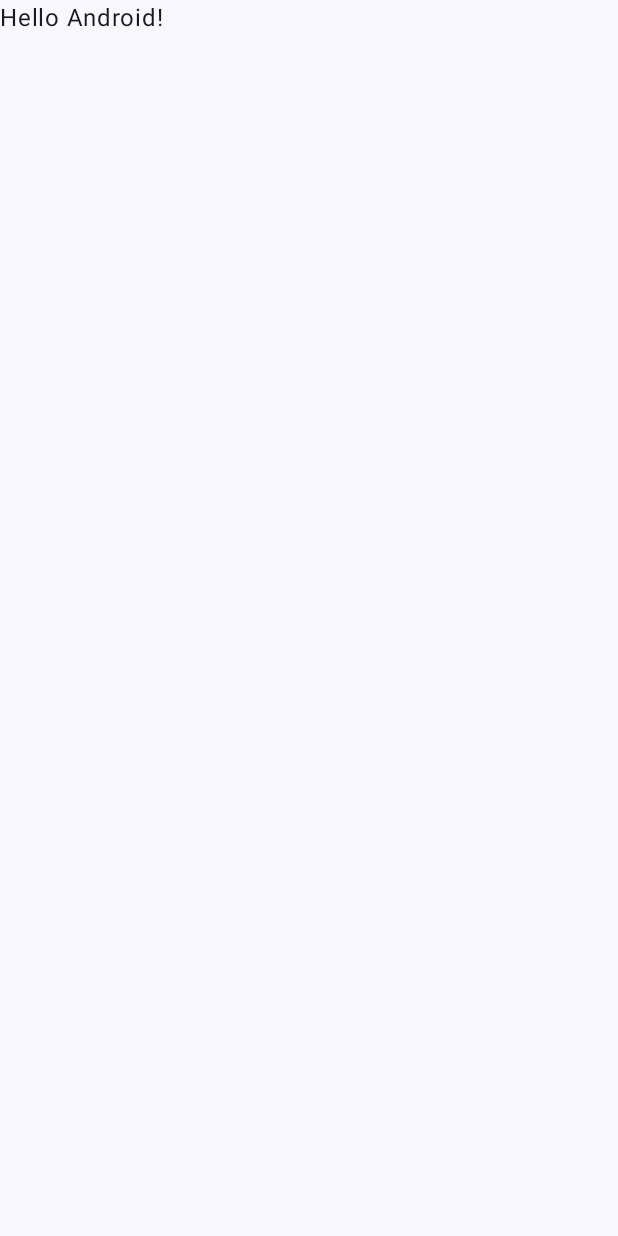
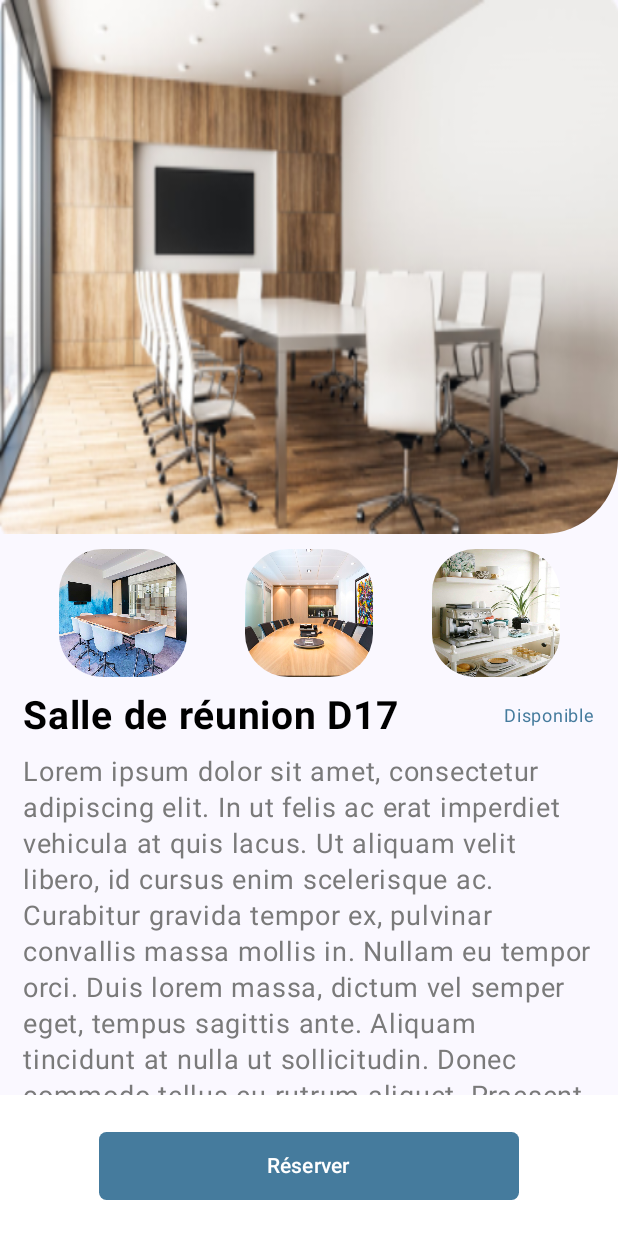
Before and after one commit to ColinSluck/bookit-mobile, an Android app built with Jetpack Compose: the screen it shows after launch (MainActivity), on a phone screen of 412 x 824 dp. Before the commit the screen is almost empty. Run offline under Robolectric (Android 15) with nearby library versions, the phone set to English and light mode, and no system bars; Roboto replaces fonts that are not available here.

Commit message:
Intégration de la page d'un bookable

```diff
--- a/app/src/main/java/com/diiage/bookit/MainActivity.kt
+++ b/app/src/main/java/com/diiage/bookit/MainActivity.kt
@@ -10,6 +10,7 @@ import androidx.compose.material3.Text
 import androidx.compose.runtime.Composable
 import androidx.compose.ui.Modifier
 import androidx.compose.ui.tooling.preview.Preview
+import com.diiage.bookit.ui.composables.BookableViewPreview
 import com.diiage.bookit.ui.theme.BookItTheme
 
 class MainActivity : ComponentActivity() {
@@ -19,7 +20,7 @@ class MainActivity : ComponentActivity() {
             BookItTheme {
                 // A surface container using the 'background' color from the theme
                 Surface(modifier = Modifier.fillMaxSize(), color = MaterialTheme.colorScheme.background) {
-                    Greeting("Android")
+                    BookableViewPreview()
                 }
             }
         }
--- /dev/null
+++ b/app/src/main/java/com/diiage/bookit/ui/composables/BookableView.kt
@@ -0,0 +1,225 @@
+package com.diiage.bookit.ui.composables
+
+import androidx.compose.foundation.*
+import androidx.compose.foundation.layout.*
+import androidx.compose.foundation.shape.RoundedCornerShape
+import androidx.compose.material3.Button
+import androidx.compose.material3.ButtonDefaults
+import androidx.compose.material3.Text
+import androidx.compose.runtime.*
+import androidx.compose.ui.Alignment
+import androidx.compose.ui.Modifier
+import androidx.compose.ui.draw.clip
+import androidx.compose.ui.graphics.Color
+import androidx.compose.ui.graphics.ImageBitmap
+import androidx.compose.ui.layout.ContentScale
+import androidx.compose.ui.res.imageResource
+import androidx.compose.ui.text.font.FontWeight
+import androidx.compose.ui.tooling.preview.Preview
+import androidx.compose.ui.unit.dp
+import androidx.compose.ui.unit.sp
+import com.diiage.bookit.R
+
+@Composable
+fun BookableView(
+    initialImages: List<ImageBitmap>,
+    title: String = "Title",
+    description: String = "Description",
+    people: Int = 0,
+    location: String = "Location",
+    materials: List<String>,
+    available: Boolean = false
+) {
+
+    var images by remember { mutableStateOf(initialImages) }
+
+    Box(
+        modifier = Modifier
+            .fillMaxSize()
+    ){
+        Column(
+            verticalArrangement = Arrangement.Center,
+            modifier = Modifier
+                .fillMaxSize()
+                .verticalScroll(rememberScrollState())
+        ) {
+            Image(
+                bitmap = images[0],
+                contentScale = ContentScale.FillBounds,
+                contentDescription = "",
+                modifier = Modifier
+                    .fillMaxWidth()
+                    .height(356.dp)
+                    .clip(RoundedCornerShape(0.dp, 0.dp, 50.dp, 0.dp))
+            )
+
+            Row(
+                horizontalArrangement = Arrangement.SpaceEvenly,
+                verticalAlignment = Alignment.CenterVertically,
+                modifier = Modifier
+                    .fillMaxWidth()
+                    .padding(PaddingValues(0.dp, 10.dp, 0.dp, 5.dp))
+            ) {
+                //foreach image in images except first
+                images.drop(1).drop(0).forEachIndexed { index, image ->
+                    Image(
+                        bitmap = image,
+                        contentScale = ContentScale.FillBounds,
+                        contentDescription = "",
+                        modifier = Modifier
+                            .width(85.dp)
+                            .height(85.dp)
+                            .clip(RoundedCornerShape(29.dp))
+                            .clickable {
+                                val updatedImages = images.toMutableList()
+                                updatedImages[0] = image
+                                updatedImages[index + 1] = images[0]
+                                images = updatedImages
+                            }
+                    )
+                }
+            }
+
+            Row(
+                horizontalArrangement = Arrangement.SpaceBetween,
+                verticalAlignment = Alignment.CenterVertically,
+                modifier = Modifier
+                    .fillMaxWidth()
+                    .padding(PaddingValues(15.dp, 5.dp, 15.dp, 0.dp))
+            ) {
+                Text(
+                    text = title,
+                    fontSize = 26.sp,
+                    //fontFamily = FontFamily(Font(R.font.poppins_bold)),
+                    fontWeight = FontWeight(700),
+                    color = Color.Black
+                )
+
+                Text(
+                    text = if (available) "Disponible" else "Indisponible",
+                    fontSize = 12.sp,
+                    //fontFamily = FontFamily(Font(R.font.poppins_bold)),
+                    fontWeight = FontWeight(400),
+                    color = if (available) Color(0xFF457B9D) else Color(0xFFE63946),
+                )
+            }
+
+            Text(
+                text = description,
+                fontSize = 18.sp,
+                //fontFamily = FontFamily(Font(R.font.poppins_bold)),
+                fontWeight = FontWeight(400),
+                color = Color(0xFF7A7A7A),
+                modifier = Modifier
+                    .padding(PaddingValues(15.dp, 10.dp))
+            )
+
+            Text(
+                text = "Équipements disponibles :",
+                fontSize = 18.sp,
+                //fontFamily = FontFamily(Font(R.font.poppins_bold)),
+                fontWeight = FontWeight(700),
+                color = Color.Black,
+            )
+
+            Row {
+                Image(
+                    bitmap = ImageBitmap.imageResource(R.drawable.bookable_placeholder),
+                    contentDescription = ""
+                )
+
+                Text(text = "$people personnes maximum")
+            }
+
+            Row {
+                Image(
+                    bitmap = ImageBitmap.imageResource(R.drawable.bookable_placeholder),
+                    contentDescription = ""
+                )
+
+                Text(text = location)
+            }
+
+            materials.forEach() {
+                Row {
+                    Image(
+                        bitmap = ImageBitmap.imageResource(R.drawable.bookable_placeholder),
+                        contentDescription = ""
+                    )
+
+                    Text(text = it)
+                }
+            }
+
+        }
+
+        Row(
+            horizontalArrangement = Arrangement.Center,
+            verticalAlignment = Alignment.CenterVertically,
+            modifier = Modifier
+                .fillMaxWidth()
+                .height(94.dp)
+                .background(Color.White)
+                .align(Alignment.BottomCenter),
+        )
+        {
+            Button(
+                onClick = { /*TODO*/ },
+                enabled = available,
+                shape = RoundedCornerShape(size = 5.dp),
+                colors = ButtonDefaults.buttonColors(
+                    containerColor = Color(0xFF457B9D),
+                    disabledContainerColor = Color(0xFF7A7A7A),
+                    contentColor = Color.White,
+                ),
+                modifier = Modifier
+                    .width(280.dp)
+                    .height(45.dp)
+            ) {
+                Text(
+                    text = "Réserver",
+                    color = Color.White,
+                )
+            }
+        }
+    }
+
+
+
+}
+
+@Preview(showBackground = true)
+@Composable
+fun BookableViewPreview(){
+    BookableView(
+        title = "Salle de réunion D17",
+        initialImages = listOf(
+            ImageBitmap.imageResource(R.drawable.bookable_placeholder),
+            ImageBitmap.imageResource(R.drawable.bookable_placeholder_2),
+            ImageBitmap.imageResource(R.drawable.bookable_placeholder_3),
+            ImageBitmap.imageResource(R.drawable.bookable_placeholder_4)
+        ),
+        description = "Lorem ipsum dolor sit amet, consectetur adipiscing elit. In ut felis ac erat imperdiet vehicula at quis lacus. Ut aliquam velit libero, id cursus enim scelerisque ac. Curabitur gravida tempor ex, pulvinar convallis massa mollis in. Nullam eu tempor orci. Duis lorem massa, dictum vel semper eget, tempus sagittis ante. Aliquam tincidunt at nulla ut sollicitudin. Donec commodo tellus eu rutrum aliquet. Praesent eget purus nec risus iaculis malesuada. Donec lobortis dui augue, sit amet feugiat enim viverra eget. Nulla arcu nibh, tristique vel semper quis, interdum sed tellus. Aliquam vel fermentum lectus. Etiam condimentum tincidunt porta. Donec nec scelerisque magna. Cras mauris nibh, porttitor a blandit in, egestas id urna. Vestibulum iaculis vel urna sagittis commodo. Nullam a mauris ut massa accumsan luctus.",
+        location = "D17",
+        materials = listOf("Matériel 1", "Matériel 2", "Matériel 3"),
+        available = true
+    )
+}
+
+@Preview(showBackground = true)
+@Composable
+fun BookableViewPreview2(){
+    BookableView(
+        title = "Salle de réunion D17",
+        initialImages = listOf(
+            ImageBitmap.imageResource(R.drawable.bookable_placeholder),
+            ImageBitmap.imageResource(R.drawable.bookable_placeholder_2),
+            ImageBitmap.imageResource(R.drawable.bookable_placeholder_3),
+            ImageBitmap.imageResource(R.drawable.bookable_placeholder_4)
+        ),
+        description = "Lorem ipsum dolor sit amet, consectetur adipiscing elit. In ut felis ac erat imperdiet vehicula at quis lacus. Ut aliquam velit libero, id cursus enim scelerisque ac. Curabitur gravida tempor ex, pulvinar convallis massa mollis in. Nullam eu tempor orci. Duis lorem massa, dictum vel semper eget, tempus sagittis ante. Aliquam tincidunt at nulla ut sollicitudin. Donec commodo tellus eu rutrum aliquet. Praesent eget purus nec risus iaculis malesuada. Donec lobortis dui augue, sit amet feugiat enim viverra eget. Nulla arcu nibh, tristique vel semper quis, interdum sed tellus. Aliquam vel fermentum lectus. Etiam condimentum tincidunt porta. Donec nec scelerisque magna. Cras mauris nibh, porttitor a blandit in, egestas id urna. Vestibulum iaculis vel urna sagittis commodo. Nullam a mauris ut massa accumsan luctus.",
+        location = "D17",
+        materials = listOf("Matériel 1", "Matériel 2", "Matériel 3"),
+        available = false
+    )
+}
--- a/build.gradle.kts
+++ b/build.gradle.kts
@@ -1,5 +1,5 @@
 // Top-level build file where you can add configuration options common to all sub-projects/modules.
 plugins {
-    id("com.android.application") version "8.0.0" apply false
+    id("com.android.application") version "8.1.0" apply false
     id("org.jetbrains.kotlin.android") version "1.8.10" apply false
 }
```
Also changed, not shown: app/src/main/res/drawable/bookable_placeholder.png (added), app/src/main/res/drawable/bookable_placeholder_2.png (added), app/src/main/res/drawable/bookable_placeholder_3.png (added), app/src/main/res/drawable/bookable_placeholder_4.png (added).
